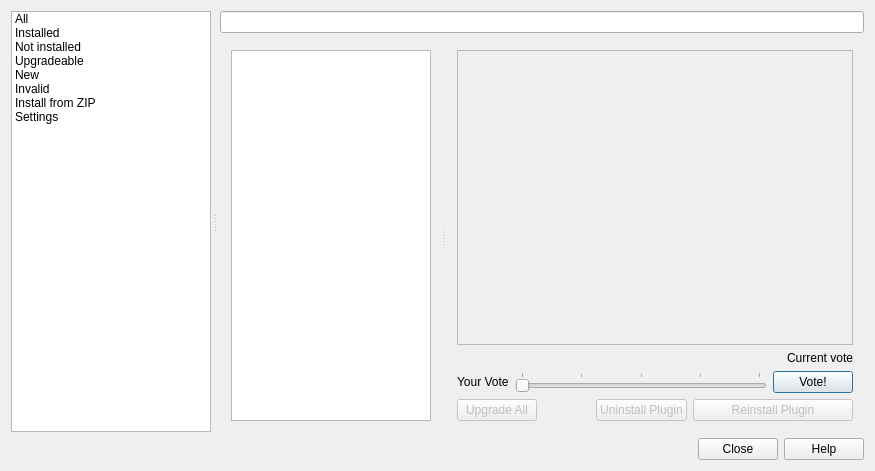
First picture: the form in src/ui/qgspluginmanagerbase.ui, repository carsmie/QGIS, before the edit.
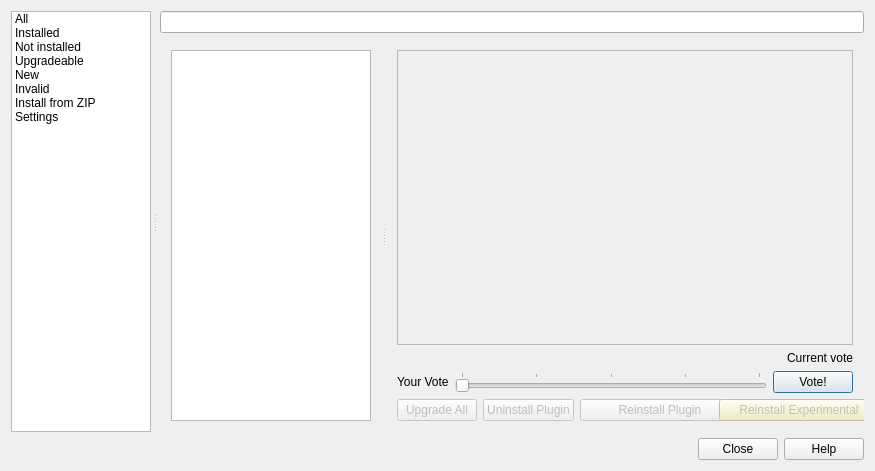
Second picture: the form after the edit. Icons and pictures are not drawn. Custom widgets are drawn as their Qt base class.

Commit message: [feature][plugin manager] allow to install stable or experimental

Patch:
```diff
--- a/src/ui/qgspluginmanagerbase.ui
+++ b/src/ui/qgspluginmanagerbase.ui
@@ -504,6 +504,32 @@
                    </property>
                   </widget>
                  </item>
+                 <item>
+                  <widget class="QPushButton" name="buttonInstallExperimental">
+                   <property name="enabled">
+                    <bool>false</bool>
+                   </property>
+                   <property name="minimumSize">
+                    <size>
+                     <width>160</width>
+                     <height>0</height>
+                    </size>
+                   </property>
+                   <property name="toolTip">
+                    <string>Install, reinstall or upgrade the experimental version of selected plugin</string>
+                   </property>
+                   <property name="styleSheet">
+                    <string notr="true">background-color: #EEEEBB</string>
+                   </property>
+                   <property name="text">
+                    <string>Reinstall Experimental</string>
+                   </property>
+                   <property name="icon">
+                    <iconset resource="../../images/images.qrc">
+                     <normaloff>:/images/themes/default/pluginExperimental.png</normaloff>:/images/themes/default/pluginExperimental.png</iconset>
+                   </property>
+                  </widget>
+                 </item>
                 </layout>
                </item>
               </layout>
```
The commit also changes 7 other files.
